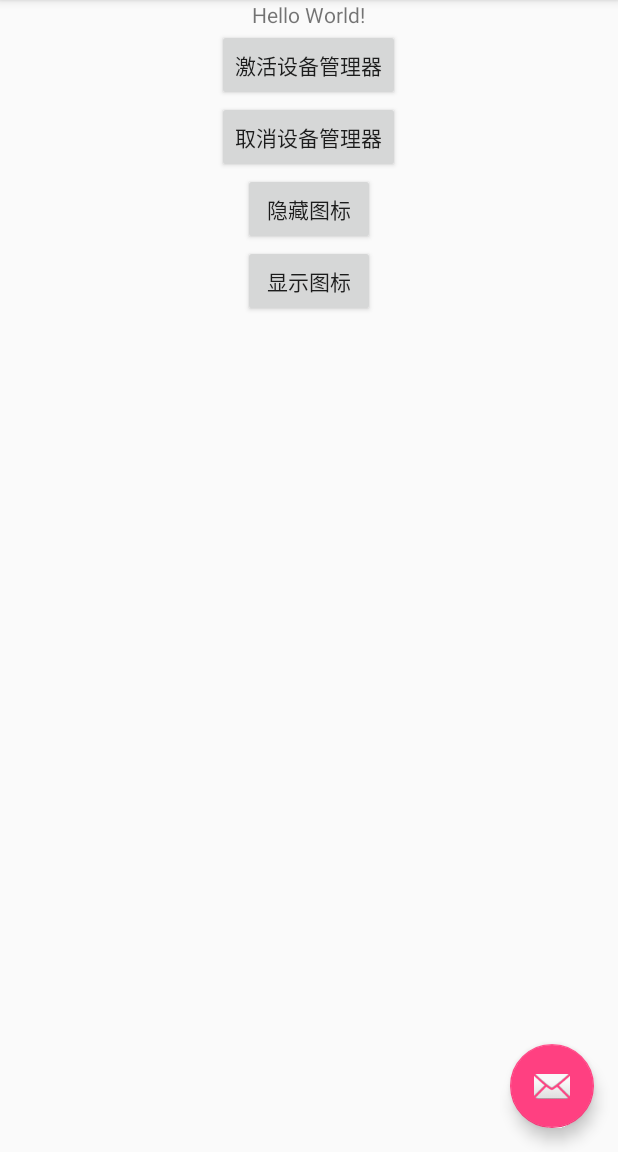
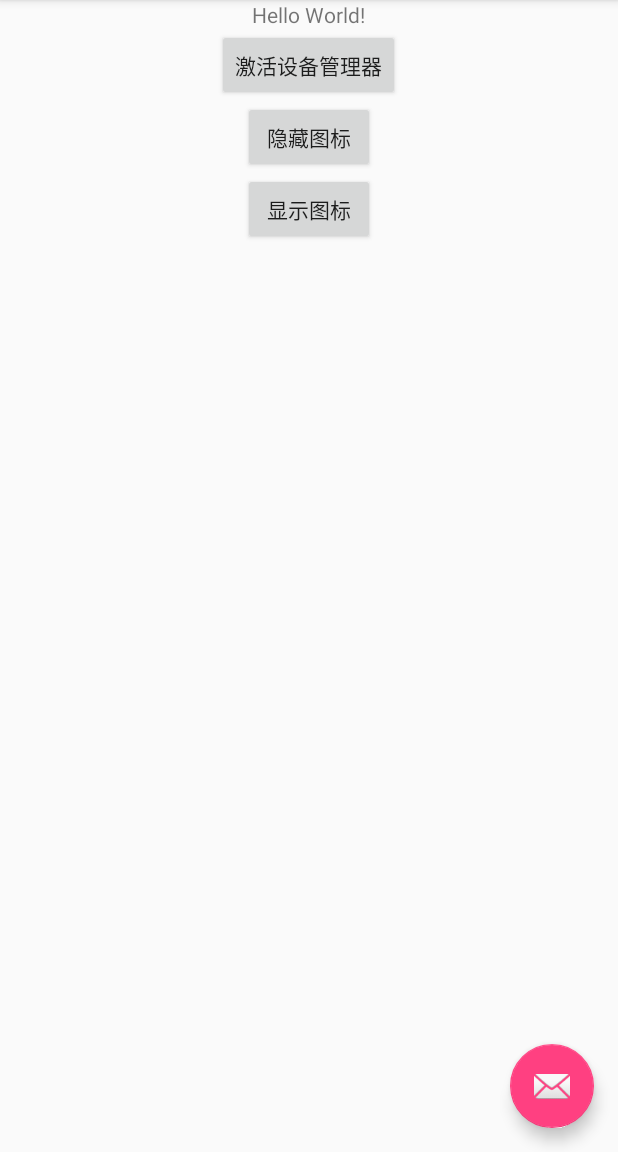
Before and after one commit to bzsome/FangDao, an Android app: the SettingActivity screen opened directly, with no data from a screen before it, on a phone screen of 412 x 824 dp, the part 84-1236 px from its top. Run offline under Robolectric (Android 15) with nearby library versions, the phone set to English and light mode, and no system bars.

Commit message:
更改：菜单布局优化

```diff
--- a/app/src/main/res/layout/content_main.xml
+++ b/app/src/main/res/layout/content_main.xml
@@ -23,13 +23,6 @@
         android:text="激活设备管理器" />
 
     <Button
-        android:id="@+id/removeDevice"
-        android:layout_width="wrap_content"
-        android:layout_height="wrap_content"
-        android:layout_gravity="center"
-        android:text="取消设备管理器" />
-
-    <Button
         android:id="@+id/hiddenDevice"
         android:layout_width="wrap_content"
         android:layout_height="wrap_content"
--- a/app/src/main/res/menu/menu_main.xml
+++ b/app/src/main/res/menu/menu_main.xml
@@ -3,13 +3,18 @@
     xmlns:tools="http://schemas.android.com/tools"
     tools:context="com.bzchao.chao.fangdao.MainActivity">
     <item
-        android:id="@+id/action_settings"
+        android:id="@+id/pessimism_settings"
         android:orderInCategory="100"
-        android:title="@string/action_settings"
+        android:title="@string/pessimism_settings"
         app:showAsAction="never" />
     <item
         android:id="@+id/notifi_settings"
         android:orderInCategory="100"
         android:title="@string/notifi_settings"
         app:showAsAction="never" />
+    <item
+        android:id="@+id/remove_device"
+        android:orderInCategory="100"
+        android:title="@string/remove_device"
+        app:showAsAction="never" />
 </menu>
```
Also changed, not shown: app/src/main/java/com/bzchao/chao/fangdao/SettingActivity.java (+27 -9 lines).
